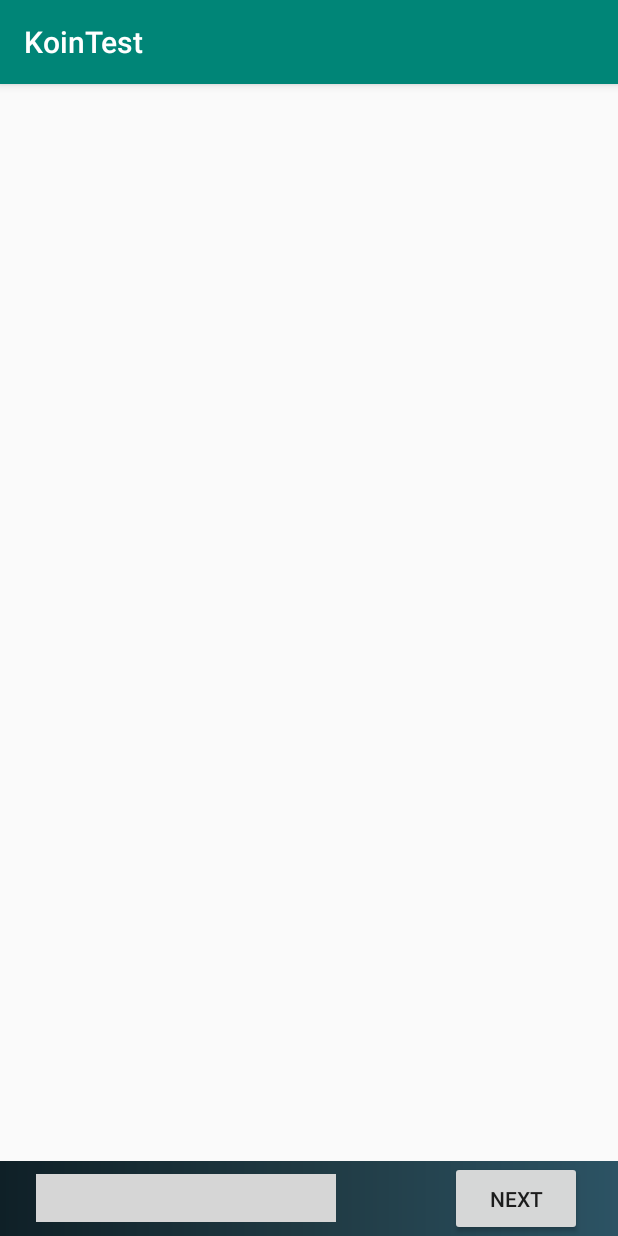
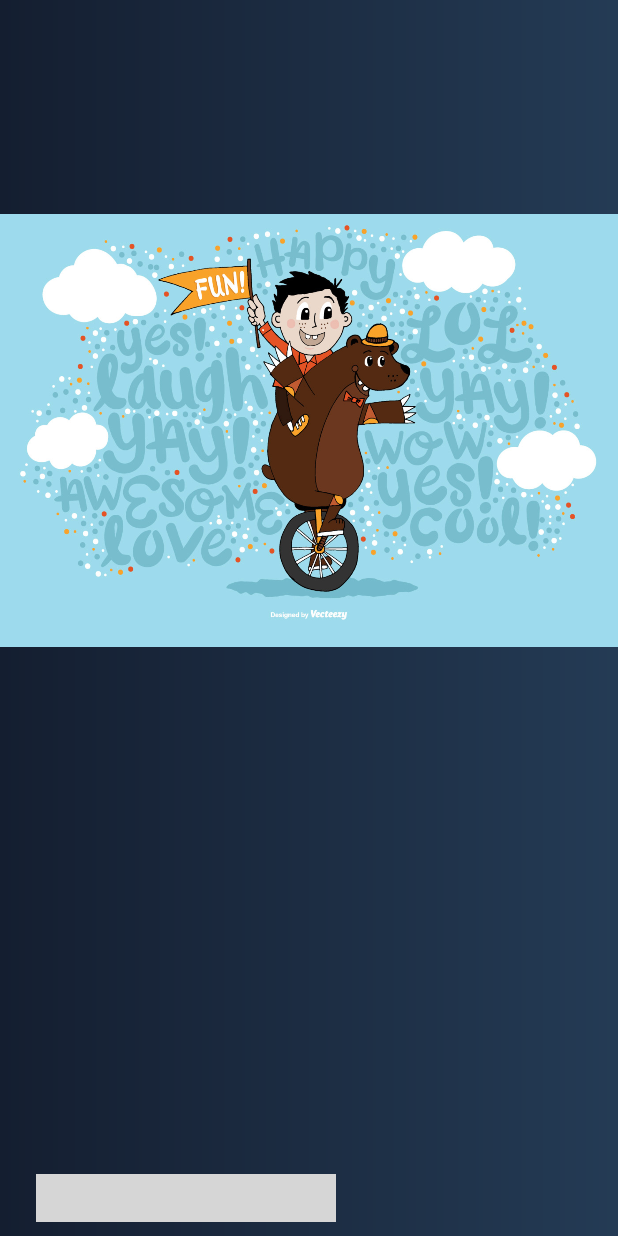
Before and after one commit to theBlackDre1D/KoinTest, an Android app: the screen it shows after launch (IntroActivity), on a phone screen of 412 x 824 dp. Run offline under Robolectric (Android 15) with nearby library versions, the phone set to English and light mode, and no system bars; libraries missing offline, so code that uses them is left out: es.dmoral.toasty, org.koin.android; plain views replace PageIndicatorView; 2 statements that could not run were skipped; grey boxes are pictures that could not be loaded.

Commit message:
Intro works

```diff
--- a/app/src/main/AndroidManifest.xml
+++ b/app/src/main/AndroidManifest.xml
@@ -20,7 +20,10 @@
             </intent-filter>
         </activity>
 
-        <activity android:name=".MainActivity">
+        <activity
+                android:name=".MainActivity"
+                android:launchMode="singleTask"
+        >
 
         </activity>
 
--- a/app/src/main/java/com/example/kointest/core/base/BaseActivity.kt
+++ b/app/src/main/java/com/example/kointest/core/base/BaseActivity.kt
@@ -12,8 +12,10 @@ abstract class BaseActivity: AppCompatActivity() {
     override fun onCreate(savedInstanceState: Bundle?, persistentState: PersistableBundle?) {
         super.onCreate(savedInstanceState, persistentState)
 
+        setupUI()
+    }
 
-    }
+    open fun setupUI() {}
 
     fun showMessage(context: Context, message: String) {
         Toast.makeText(context, message, Toast.LENGTH_SHORT).show()
--- a/app/src/main/java/com/example/kointest/core/base/BaseFragment.kt
+++ b/app/src/main/java/com/example/kointest/core/base/BaseFragment.kt
@@ -14,7 +14,10 @@ abstract class BaseFragment: Fragment() {
 
     override fun onViewCreated(view: View, savedInstanceState: Bundle?) {
         super.onViewCreated(view, savedInstanceState)
+
+        setupUI()
     }
 
+    open fun setupUI() {}
 
 }
--- a/app/src/main/java/com/example/kointest/features/intro/IntroActivity.kt
+++ b/app/src/main/java/com/example/kointest/features/intro/IntroActivity.kt
@@ -1,10 +1,14 @@
 package com.example.kointest.features.intro
 
 import android.os.Bundle
-import androidx.fragment.app.FragmentStatePagerAdapter
+import android.view.View
+import androidx.viewpager.widget.ViewPager
+import com.example.kointest.MainActivity
 import com.example.kointest.R
 import com.example.kointest.core.base.BaseActivity
 import com.example.kointest.features.intro.adapter.IntroPageAdapter
+import kotlinx.android.synthetic.main.activity_intro.*
+import kotlinx.android.synthetic.main.intro_footer.view.*
 
 class IntroActivity : BaseActivity() {
 
@@ -14,12 +18,35 @@ class IntroActivity : BaseActivity() {
 
         val fragments = listOf(
             IntroPageFragment.newInstance(R.drawable.first_image),
-            IntroPageFragment.newInstance(R.drawable.first_image),
-            IntroPageFragment.newInstance(R.drawable.first_image),
-            IntroPageFragment.newInstance(R.drawable.first_image)
+            IntroPageFragment.newInstance(R.drawable.shark),
+            IntroPageFragment.newInstance(R.drawable.tiger),
+            IntroPageFragment.newInstance(R.drawable.shark)
         )
 
-        val adapter = IntroPageAdapter(supportFragmentManager, fragments)
+        viewPager.adapter = IntroPageAdapter(supportFragmentManager, fragments)
+        viewPager.addOnPageChangeListener(object : ViewPager.OnPageChangeListener {
+            override fun onPageScrollStateChanged(state: Int) {}
 
+            override fun onPageScrolled(position: Int, positionOffset: Float, positionOffsetPixels: Int) {}
+
+            override fun onPageSelected(position: Int) {
+                if (position == viewPager.adapter!!.count - 1) {
+                    footer.nextButton.visibility = View.VISIBLE
+                } else {
+                    footer.nextButton.visibility = View.GONE
+                }
+            }
+        })
+
+        footer.indicator.setViewPager(viewPager)
+
+        setNextButton()
+    }
+
+    private fun setNextButton() {
+        footer.nextButton.setOnClickListener {
+            startActivity(MainActivity.getCallingIntent(this))
+            finish()
+        }
     }
 }
--- a/app/src/main/java/com/example/kointest/features/intro/IntroPageFragment.kt
+++ b/app/src/main/java/com/example/kointest/features/intro/IntroPageFragment.kt
@@ -6,7 +6,7 @@ import android.view.View
 import android.view.ViewGroup
 import com.example.kointest.R
 import com.example.kointest.core.base.BaseFragment
-import kotlinx.android.synthetic.main.fragment_intro_page.view.*
+import kotlinx.android.synthetic.main.fragment_intro_page.*
 
 class IntroPageFragment: BaseFragment() {
 
@@ -21,9 +21,12 @@ class IntroPageFragment: BaseFragment() {
     }
 
     override fun onCreateView(inflater: LayoutInflater, container: ViewGroup?, savedInstanceState: Bundle?): View? {
-        val rootView = inflater.inflate(R.layout.fragment_intro_page, container, false)
-        rootView.introImage.setImageResource(imageResID!!)
+        return inflater.inflate(R.layout.fragment_intro_page, container, false)
+    }
 
-        return rootView
+    override fun setupUI() {
+        super.setupUI()
+
+        introImage.setImageResource(imageResID!!)
     }
 }
--- a/app/src/main/res/drawable/background_gradient.xml
+++ b/app/src/main/res/drawable/background_gradient.xml
@@ -3,9 +3,8 @@
 
     <gradient
             android:angle="0"
-            android:centerColor="#203A43"
-            android:endColor="#2C5364"
-            android:startColor="#0F2027"
+            android:endColor="#243B55"
+            android:startColor="#141E30"
             android:type="linear" />
 
     <!--<corners-->
--- a/app/src/main/res/layout/activity_intro.xml
+++ b/app/src/main/res/layout/activity_intro.xml
@@ -4,7 +4,9 @@
         xmlns:tools="http://schemas.android.com/tools"
         android:layout_width="match_parent"
         android:layout_height="match_parent"
-        tools:context=".features.intro.IntroActivity">
+        tools:context=".features.intro.IntroActivity"
+        android:background="@drawable/background_gradient"
+>
 
     <!--<FrameLayout-->
             <!--android:id="@+id/fragmentContainer"-->
@@ -13,12 +15,14 @@
             <!--android:layout_marginBottom="50dp"-->
     <!--/>-->
     <androidx.viewpager.widget.ViewPager
+            android:id="@+id/viewPager"
             android:layout_width="match_parent"
             android:layout_height="match_parent"
-            android:layout_marginBottom="@dimen/footer_height"
+            android:layout_marginBottom="250dp"
     />
 
     <include
+            android:id="@+id/footer"
             layout="@layout/intro_footer"
             android:layout_alignParentBottom="true"
             android:layout_height="@dimen/footer_height"
--- a/app/src/main/res/layout/intro_footer.xml
+++ b/app/src/main/res/layout/intro_footer.xml
@@ -19,12 +19,14 @@
     />
 
     <Button
+            android:id="@+id/nextButton"
             android:layout_width="wrap_content"
             android:layout_height="match_parent"
             android:layout_alignParentEnd="true"
             android:layout_alignParentRight="true"
             android:layout_marginRight="24dp"
             android:text="NEXT"
+            android:visibility="gone"
     />
 
 </RelativeLayout>
--- a/app/src/main/res/values/styles.xml
+++ b/app/src/main/res/values/styles.xml
@@ -1,7 +1,7 @@
 <resources>
 
     <!-- Base application theme. -->
-    <style name="AppTheme" parent="Theme.AppCompat.Light.DarkActionBar">
+    <style name="AppTheme" parent="Theme.AppCompat.NoActionBar">
         <!-- Customize your theme here. -->
         <item name="colorPrimary">@color/colorPrimary</item>
         <item name="colorPrimaryDark">@color/colorPrimaryDark</item>
```
Also changed, not shown: app/src/main/java/com/example/kointest/MainActivity.kt (+8 -0 lines), app/src/main/java/com/example/kointest/features/MainFragment.kt (+3 -5 lines).
